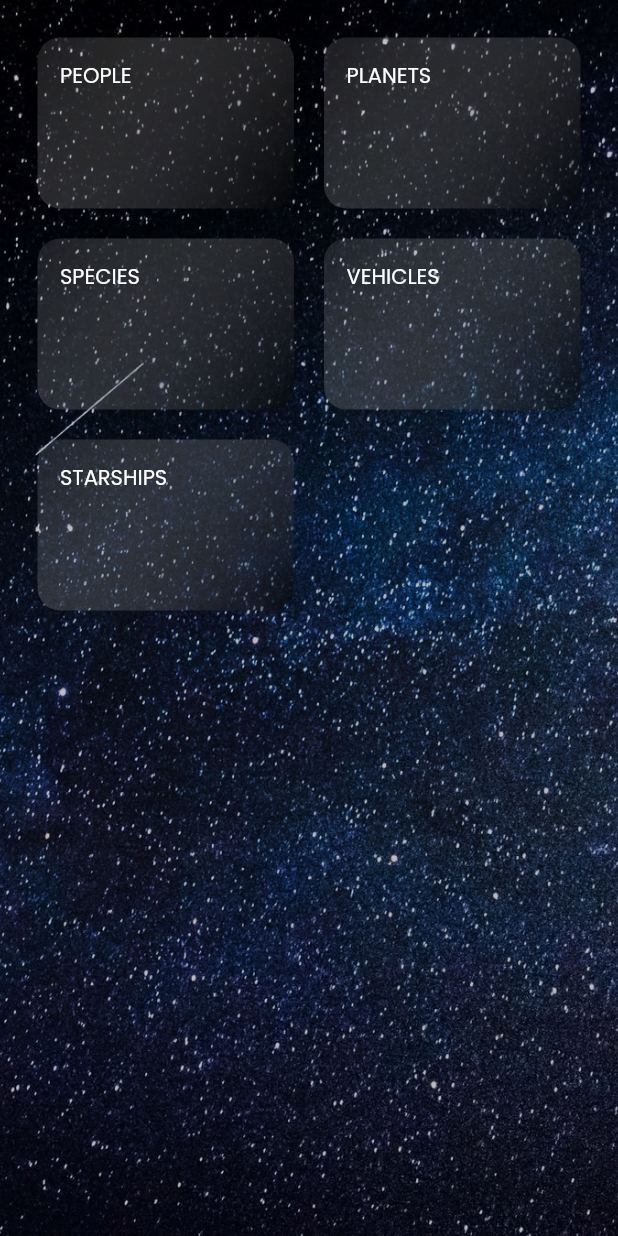
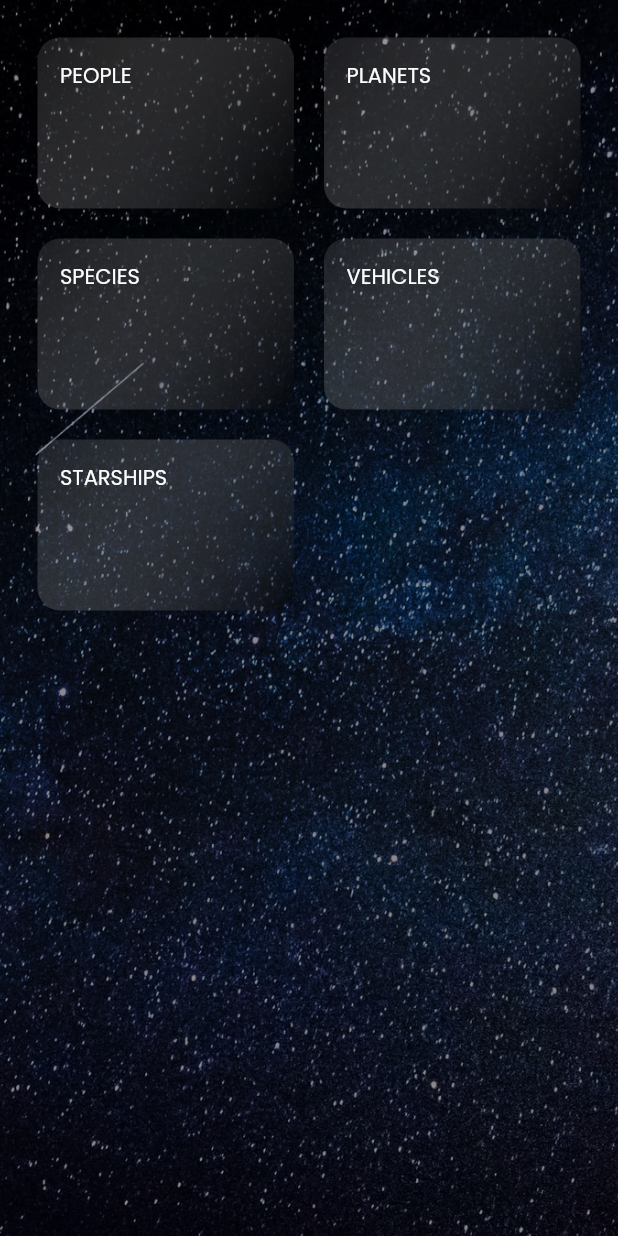
Before and after one commit to doraemonpup/flutter_starwars, a Flutter app: the screen it shows after launch, after a tap on "Next", on a phone screen of 412 x 824 dp. Run offline on Flutter 3.47's test engine with Material 2 defaults, Android fonts, the phone set to English and light mode, and no system bars.

Commit message:
change background color filter opacity

```diff
--- a/lib/widgets/background.dart
+++ b/lib/widgets/background.dart
@@ -17,7 +17,7 @@ class Background extends StatelessWidget {
             image: AssetImage('assets/images/bg.jpg'),
             fit: BoxFit.cover,
             colorFilter: ColorFilter.mode(
-                Colors.black.withOpacity(0.75), BlendMode.dstATop),
+                Colors.black.withOpacity(0.55), BlendMode.dstATop),
           ),
         ),
         child: SafeArea(
```
